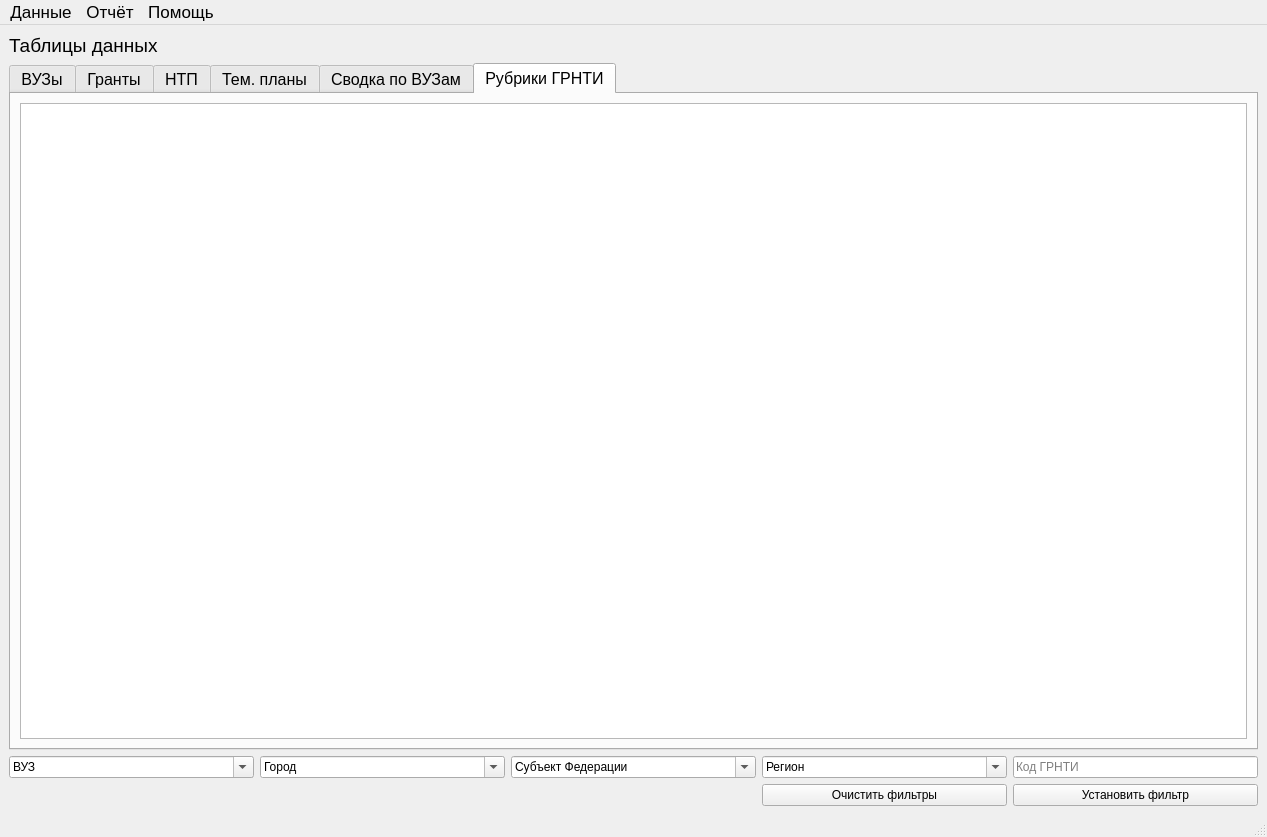
Old version of the form ui/qt/mainWindow.ui in the repository EngoyanSY/subd.
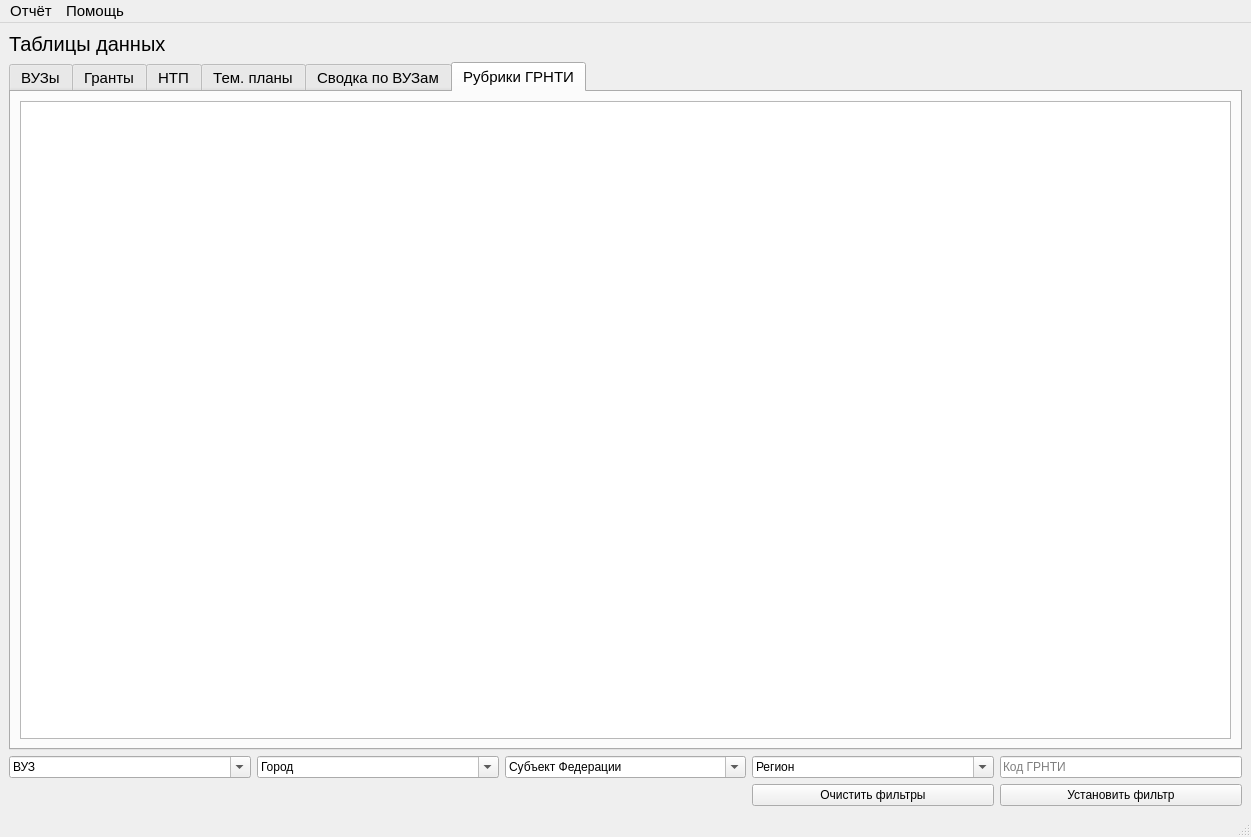
New version of the form. The open tabs and pages were chosen to show the change.

Diff of the .ui file:
```diff
--- a/ui/qt/mainWindow.ui
+++ b/ui/qt/mainWindow.ui
@@ -9,10 +9,15 @@
    <rect>
     <x>0</x>
     <y>0</y>
-    <width>1267</width>
+    <width>1251</width>
     <height>837</height>
    </rect>
   </property>
+  <property name="font">
+   <font>
+    <family>Segoe UI</family>
+   </font>
+  </property>
   <property name="windowTitle">
    <string>MainWindow</string>
   </property>
@@ -88,7 +93,8 @@
      <widget class="QLabel" name="label_5">
       <property name="font">
        <font>
-        <pointsize>14</pointsize>
+        <family>Segoe UI</family>
+        <pointsize>15</pointsize>
         <kerning>true</kerning>
        </font>
       </property>
@@ -117,7 +123,8 @@
       </property>
       <property name="font">
        <font>
-        <pointsize>12</pointsize>
+        <family>Segoe UI</family>
+        <pointsize>11</pointsize>
        </font>
       </property>
       <property name="accessibleDescription">
@@ -271,13 +278,13 @@
     <rect>
      <x>0</x>
      <y>0</y>
-     <width>1267</width>
-     <height>29</height>
+     <width>1251</width>
+     <height>26</height>
     </rect>
    </property>
    <property name="font">
     <font>
-     <pointsize>13</pointsize>
+     <pointsize>11</pointsize>
     </font>
    </property>
    <property name="defaultUp">
@@ -286,14 +293,6 @@
    <property name="nativeMenuBar">
     <bool>true</bool>
    </property>
-   <widget class="QMenu" name="main_data">
-    <property name="title">
-     <string>Данные</string>
-    </property>
-    <property name="toolTipsVisible">
-     <bool>true</bool>
-    </property>
-   </widget>
    <widget class="QMenu" name="about">
     <property name="tearOffEnabled">
      <bool>false</bool>
@@ -326,7 +325,6 @@
     </widget>
     <addaction name="menu"/>
    </widget>
-   <addaction name="main_data"/>
    <addaction name="export_2"/>
    <addaction name="about"/>
   </widget>
```
Left out of the diff: 2 changed lines with no effect on the pictures.
